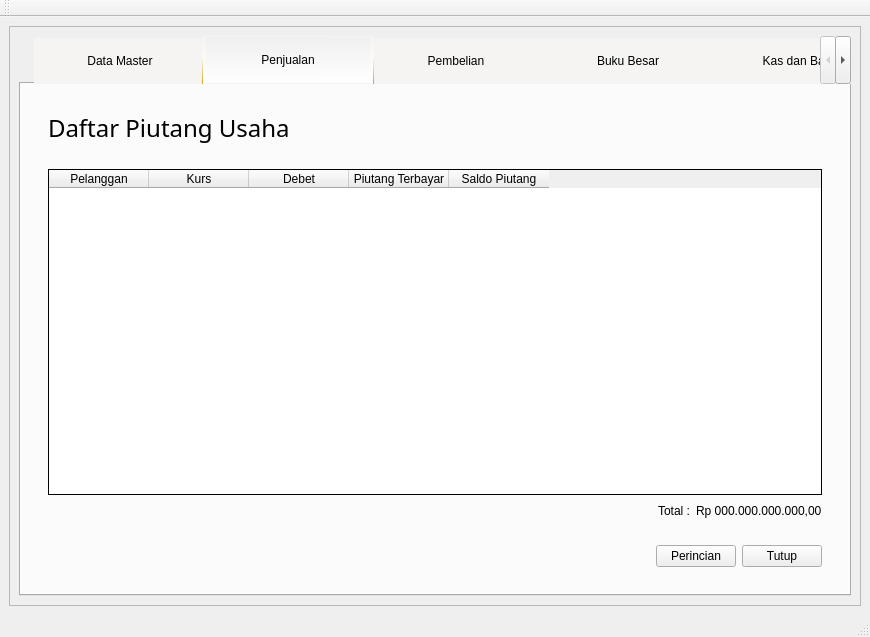
Above: source/GUI.ui from fnugrahendi/petuk.corp before the change. Below: the same form after it.
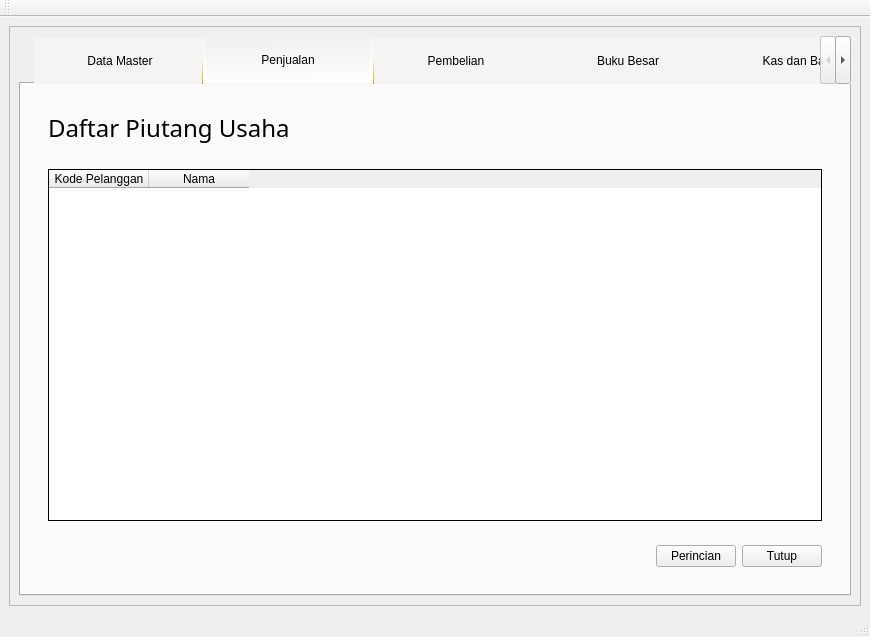
That is the form after the change. The open tabs and pages were chosen to show the change. Icons and pictures are not drawn.

Commit message: fixbug invoice #297 -1, replace daftar piutang+rincian

```diff
--- a/source/GUI.ui
+++ b/source/GUI.ui
@@ -6159,34 +6159,7 @@
                   <enum>QFrame::Raised</enum>
                  </property>
                  <layout class="QGridLayout" name="gl_Penjualan_Piutang_tabel">
-                  <item row="2" column="1">
-                   <widget class="QLabel" name="lb_Penjualan_Piutang_Total">
-                    <property name="text">
-                     <string>Total :</string>
-                    </property>
-                   </widget>
-                  </item>
-                  <item row="2" column="2">
-                   <widget class="QLabel" name="lb_Penjualan_Piutang_TotalNilai">
-                    <property name="text">
-                     <string>Rp 000.000.000.000,00</string>
-                    </property>
-                   </widget>
-                  </item>
-                  <item row="2" column="0">
-                   <spacer name="hs_Penjualan_Piutang_atas">
-                    <property name="orientation">
-                     <enum>Qt::Horizontal</enum>
-                    </property>
-                    <property name="sizeHint" stdset="0">
-                     <size>
-                      <width>40</width>
-                      <height>20</height>
-                     </size>
-                    </property>
-                   </spacer>
-                  </item>
-                  <item row="1" column="0" colspan="3">
+                  <item row="1" column="0" colspan="2">
                    <widget class="QTableWidget" name="tbl_Penjualan_Piutang">
                     <property name="sizePolicy">
                      <sizepolicy hsizetype="Maximum" vsizetype="MinimumExpanding">
@@ -6225,31 +6198,16 @@
                      <number>0</number>
                     </property>
                     <property name="columnCount">
-                     <number>5</number>
+                     <number>2</number>
                     </property>
                     <column>
                      <property name="text">
-                      <string>Pelanggan</string>
+                      <string>Kode Pelanggan</string>
                      </property>
                     </column>
                     <column>
                      <property name="text">
-                      <string>Kurs</string>
-                     </property>
-                    </column>
-                    <column>
-                     <property name="text">
-                      <string>Debet</string>
-                     </property>
-                    </column>
-                    <column>
-                     <property name="text">
-                      <string>Piutang Terbayar</string>
-                     </property>
-                    </column>
-                    <column>
-                     <property name="text">
-                      <string>Saldo Piutang</string>
+                      <string>Nama</string>
                      </property>
                     </column>
                    </widget>
```
Left out of the diff: 6 changed lines with no effect on the pictures. The commit also changes 2 other files.
